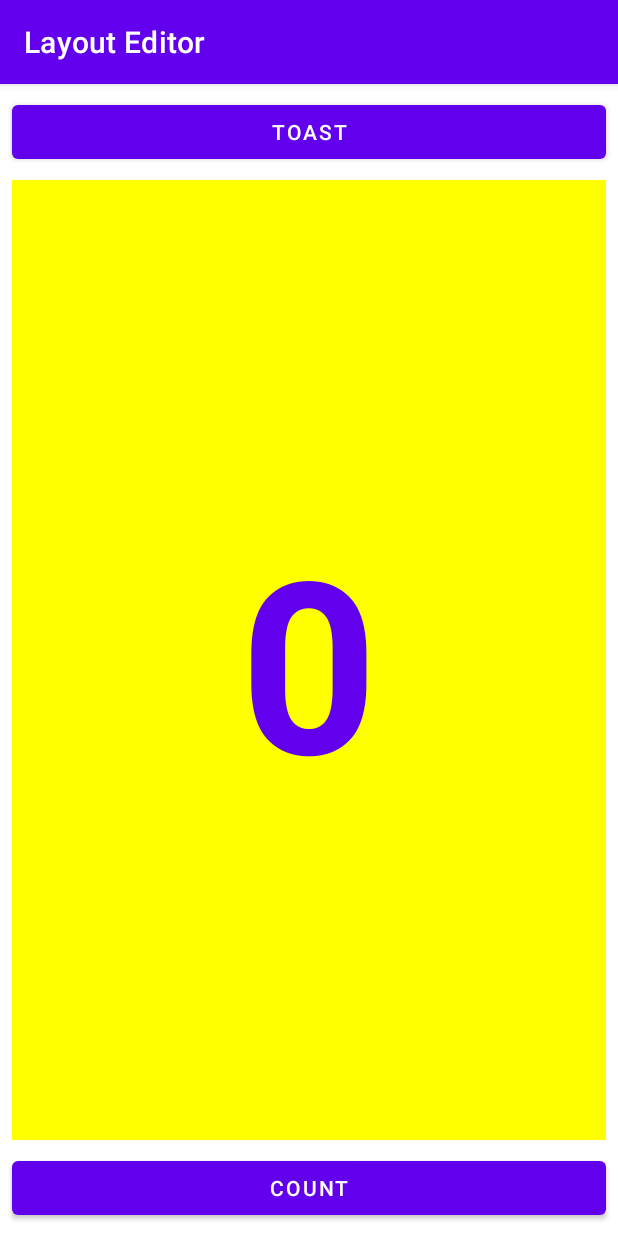
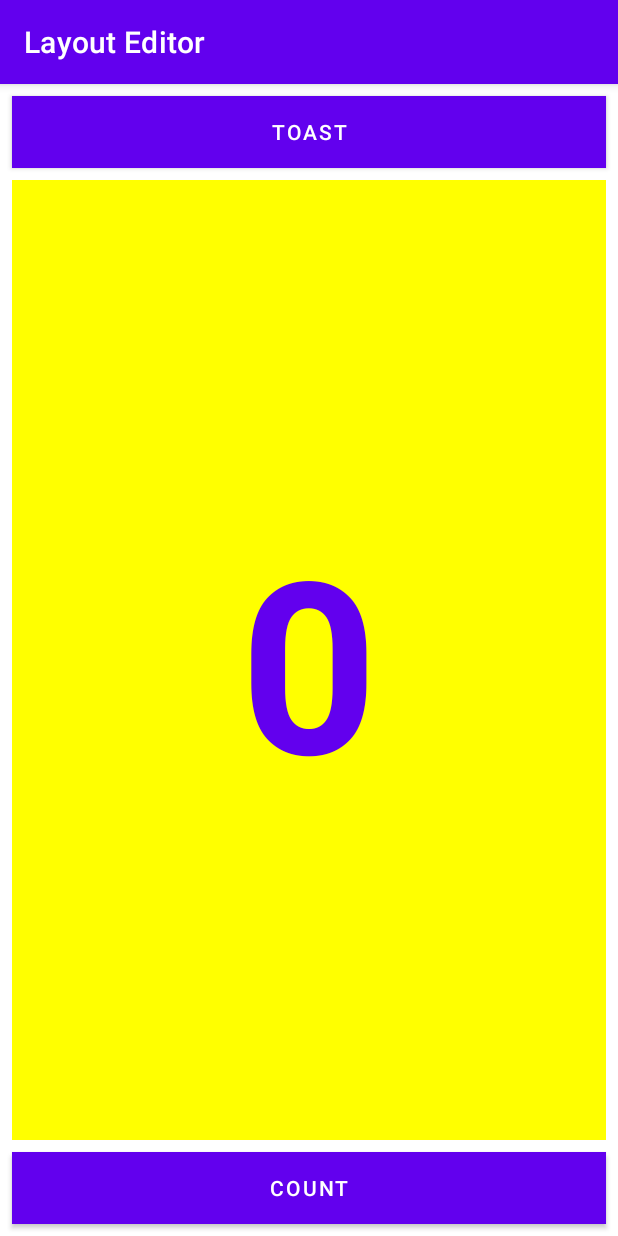
Before and after one commit to sakriya777/LayoutEditor, an Android app: the screen it shows after launch (MainActivity), on a phone screen of 412 x 824 dp. Run offline under Robolectric (Android 15) with nearby library versions, the phone set to English and light mode, and no system bars.

Commit message:
task 2 completed

```diff
--- a/app/src/main/res/layout/activity_main.xml
+++ b/app/src/main/res/layout/activity_main.xml
@@ -1,56 +1,53 @@
 <?xml version="1.0" encoding="utf-8"?>
-<androidx.constraintlayout.widget.ConstraintLayout xmlns:android="http://schemas.android.com/apk/res/android"
+<LinearLayout xmlns:android="http://schemas.android.com/apk/res/android"
     xmlns:app="http://schemas.android.com/apk/res-auto"
     xmlns:tools="http://schemas.android.com/tools"
     android:layout_width="match_parent"
     android:layout_height="match_parent"
+    android:layout_weight="2"
+    android:orientation="vertical"
     tools:context=".MainActivity">
+
+
+    <com.google.android.material.button.MaterialButton
+        android:id="@+id/button_toast"
+        android:layout_width="match_parent"
+        android:layout_height="wrap_content"
+        android:layout_marginEnd="8dp"
+        android:layout_marginStart="8dp"
+        android:layout_marginTop="8dp"
+        android:background="@color/design_default_color_on_primary"
+        android:onClick="show_toast"
+        android:text="@string/toast"
+        android:textColor="@android:color/white" />
 
     <TextView
         android:id="@+id/show_count"
-        android:layout_width="0dp"
-        android:layout_height="0dp"
+        android:layout_width="match_parent"
+        android:layout_height="wrap_content"
         android:layout_marginStart="8dp"
         android:layout_marginTop="8dp"
         android:layout_marginEnd="8dp"
         android:layout_marginBottom="8dp"
+        android:layout_weight="2"
         android:background="#FFFF00"
         android:gravity="center_vertical"
         android:text="@string/_0"
         android:textAlignment="center"
         android:textColor="?attr/colorPrimary"
         android:textSize="160sp"
-        android:textStyle="bold"
-        app:layout_constraintBottom_toTopOf="@+id/button_count"
-        app:layout_constraintEnd_toEndOf="parent"
-        app:layout_constraintStart_toStartOf="parent"
-        app:layout_constraintTop_toBottomOf="@+id/button_toast"
-        app:layout_constraintVertical_bias="0.345" />
-
-    <com.google.android.material.button.MaterialButton
-        android:id="@+id/button_toast"
-        android:layout_width="0dp"
-        android:layout_height="wrap_content"
-        android:layout_marginStart="8dp"
-        android:layout_marginTop="8dp"
-        android:layout_marginEnd="8dp"
-        android:onClick="show_toast"
-        android:text="@string/toast"
-        app:layout_constraintEnd_toEndOf="parent"
-        app:layout_constraintStart_toStartOf="parent"
-        app:layout_constraintTop_toTopOf="parent" />
+        android:textStyle="bold" />
 
     <com.google.android.material.button.MaterialButton
         android:id="@+id/button_count"
-        android:layout_width="0dp"
+        android:layout_width="match_parent"
         android:layout_height="wrap_content"
+        android:layout_marginBottom="8dp"
+        android:layout_marginEnd="8dp"
         android:layout_marginStart="8dp"
-        android:layout_marginEnd="8dp"
-        android:layout_marginBottom="8dp"
+        android:background="@color/design_default_color_on_primary"
         android:onClick="countUp"
         android:text="@string/count"
-        app:layout_constraintBottom_toBottomOf="parent"
-        app:layout_constraintEnd_toEndOf="parent"
-        app:layout_constraintStart_toStartOf="parent" />
+        android:textColor="@android:color/white"/>
 
-</androidx.constraintlayout.widget.ConstraintLayout>
+</LinearLayout>
```
Also changed, not shown: 2 other files.
